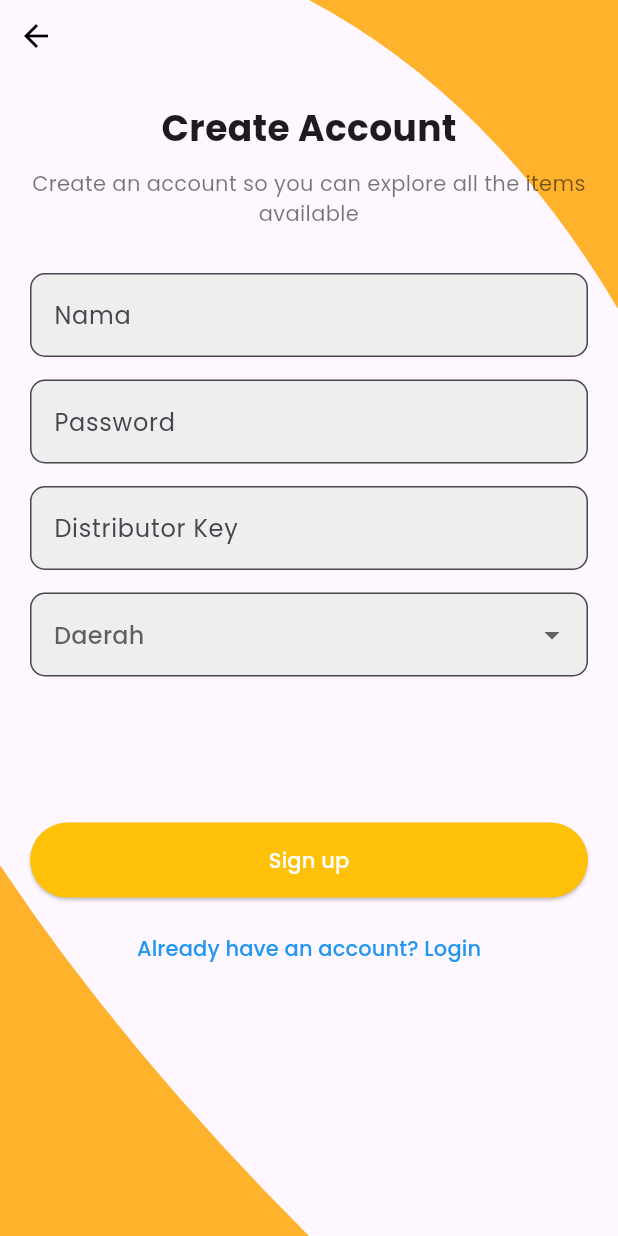
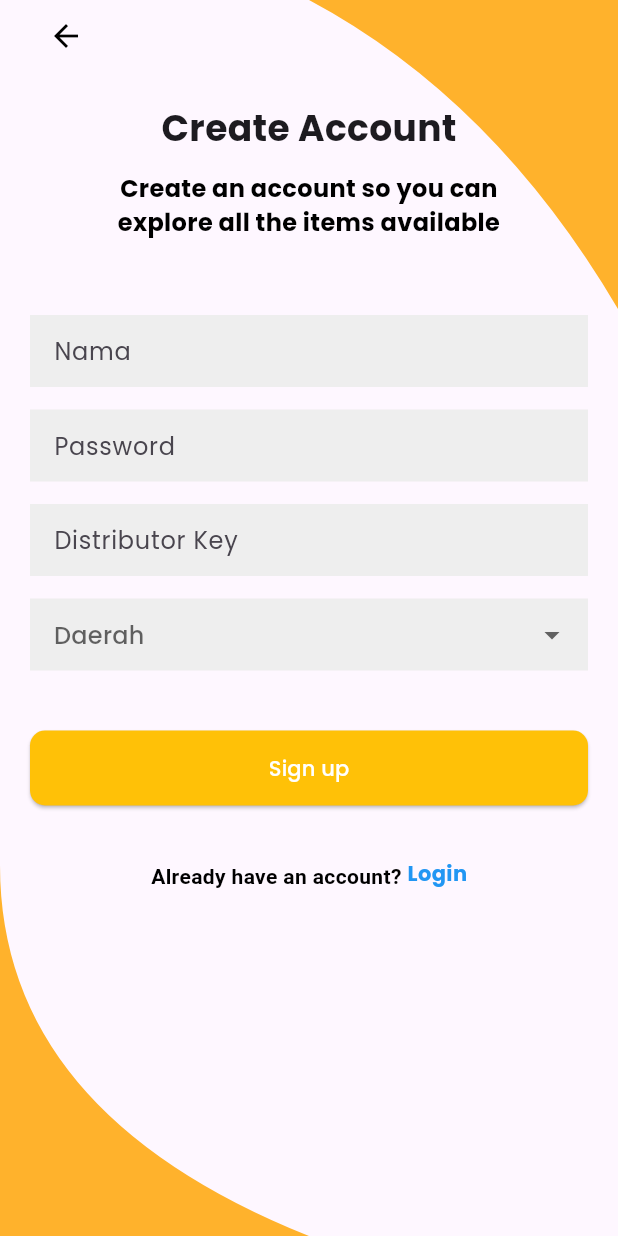
Before and after one commit to sortascary/pesanbuku_app, a Flutter app: the RegisterPage screen opened by its route, on a phone screen of 412 x 824 dp. Run offline on Flutter 3.47's test engine with Material 3 defaults, Android fonts, the phone set to English and light mode, and no system bars; our stand-ins replace firebase_auth, firebase_core, get; accounts and stored records are empty.

Commit message:
Style:[DR] Styling Login and Register Page

```diff
--- a/lib/Bindings/login_binding.dart
+++ b/lib/Bindings/login_binding.dart
@@ -1,5 +1,5 @@
 import 'package:get/get.dart';
-import 'package:pesanbuku_app/Contollers/login_controller.dart';
+import 'package:pesanbuku_app/Controllers/login_controller.dart';
 
 class LoginBinding extends Bindings {
   @override
--- a/lib/Bindings/register_binding.dart
+++ b/lib/Bindings/register_binding.dart
@@ -1,5 +1,5 @@
 import 'package:get/get.dart';
-import 'package:pesanbuku_app/Contollers/register_controller.dart';
+import 'package:pesanbuku_app/Controllers/register_controller.dart';
 
 class RegisterBinding extends Bindings {
   @override
--- a/lib/Bindings/test_register_Binding.dart
+++ b/lib/Bindings/test_register_Binding.dart
@@ -1,5 +1,5 @@
 import 'package:get/get.dart';
-import 'package:pesanbuku_app/Contollers/test_register_controller.dart';
+import 'package:pesanbuku_app/Controllers/test_register_controller.dart';
 
 class TestRegisterBinding extends Bindings{
   @override
--- a/lib/Pages/Register_Page.dart
+++ b/lib/Pages/Register_Page.dart
@@ -1,6 +1,6 @@
 import 'package:flutter/material.dart';
 import 'package:get/get.dart';
-import 'package:pesanbuku_app/Contollers/register_controller.dart';
+import 'package:pesanbuku_app/Controllers/register_controller.dart';
 import 'package:pesanbuku_app/Widgets/custom_painter_background.dart';
 
 class RegisterPage extends StatelessWidget {
@@ -12,14 +12,7 @@ class RegisterPage extends StatelessWidget {
   Widget build(BuildContext context) {
     final RegisterController controller = Get.find<RegisterController>();
 
-    return PopScope(
-      canPop: false,
-      onPopInvokedWithResult: (didPop, result) {
-        if (!didPop) {
-          Get.offAllNamed('/onboarding');
-        }
-      },
-      child: Scaffold(
+    return Scaffold(
       body: Stack(
         children: [
           Positioned.fill(
@@ -28,34 +21,41 @@ class RegisterPage extends StatelessWidget {
             ),
           ),
           SafeArea(
+            child: Padding(
+              padding: const EdgeInsets.symmetric(horizontal: 20.0),
               child: Column(
+                crossAxisAlignment: CrossAxisAlignment.start,
                 children: [
-                  Align(
-                    alignment: Alignment.topLeft,
-                    child: IconButton(
+                  IconButton(
                     icon: Icon(Icons.arrow_back, color: Colors.black),
                     onPressed: () => Get.offAllNamed('/onboarding'),
                   ),
-                  ),
-                  Expanded(
-                    child: SingleChildScrollView(
-                      padding: const EdgeInsets.all(20.0),
+                  SizedBox(height: 20),
+                  Center(
                     child: Column(
-                        mainAxisAlignment: MainAxisAlignment.spaceBetween,
                       children: [
                         Text(
                           "Create Account",
                           style: TextStyle(
                               fontSize: 24, fontWeight: FontWeight.bold),
                         ),
-                          SizedBox(height: 10),
+                        SizedBox(height: 12),
                         Text(
-                            "Create an account so you can explore all the items available",
+                          "Create an account so you can\nexplore all the items available",
                           textAlign: TextAlign.center,
-                            style:
-                                TextStyle(fontSize: 14, color: Colors.black54),
+                          style: TextStyle(
+                              fontSize: 16,
+                              fontWeight: FontWeight.bold,
+                              color: Colors.black),
                         ),
-                          SizedBox(height: 30),
+                        SizedBox(height: 50),
+                      ],
+                    ),
+                  ),
+                  Expanded(
+                    child: SingleChildScrollView(
+                      child: Column(
+                        children: [
                           if (userType == 'distributor') ...[
                             buildTextField(controller.nameController, "Nama"),
                             buildTextField(
@@ -65,18 +65,17 @@ class RegisterPage extends StatelessWidget {
                                 controller.keyController, "Distributor Key"),
                           ] else if (userType == 'sekolah') ...[
                             buildTextField(controller.schoolNameController,
-                                "Nama Sekolah"),
+                                "Nama sekolah"),
                             buildTextField(controller.headNameController,
-                                "Kepala Sekolah"),
+                                "Kepala/Perwakilan sekolah"),
                             buildTextField(
                                 controller.passwordController, "Password",
                                 isPassword: true),
                             buildTextField(
-                                controller.phoneController, "Nomor Telepon/WA"),
+                                controller.phoneController, "Nomor Telp/WA"),
                           ],
                           buildDropdown(controller),
-                          SizedBox(
-                              height: MediaQuery.of(context).size.height * 0.1),
+                          SizedBox(height: 25),
                           Obx(() => ElevatedButton(
                                 onPressed: controller.isLoading.value
                                     ? null
@@ -91,6 +90,9 @@ class RegisterPage extends StatelessWidget {
                                 style: ElevatedButton.styleFrom(
                                   backgroundColor: Colors.amber,
                                   minimumSize: Size(double.infinity, 50),
+                                  shape: RoundedRectangleBorder(
+                                    borderRadius: BorderRadius.circular(10),
+                                  ),
                                 ),
                                 child: controller.isLoading.value
                                     ? CircularProgressIndicator(
@@ -98,9 +100,20 @@ class RegisterPage extends StatelessWidget {
                                     : Text("Sign up",
                                         style: TextStyle(color: Colors.white)),
                               )),
-                          SizedBox(height: 10),
-                          TextButton(
-                            onPressed: () {
+                          SizedBox(height: 35),
+                          Center(
+                            child: Text.rich(
+                              TextSpan(
+                                text: "Already have an account? ",
+                                style: TextStyle(
+                                  color: Colors.black,
+                                  fontSize: 14,
+                                  fontWeight: FontWeight.bold,
+                                ),
+                                children: [
+                                  WidgetSpan(
+                                    child: GestureDetector(
+                                      onTap: () {
                                         if (userType == 'sekolah') {
                                           Get.toNamed('/loginSekolah');
                                         } else {
@@ -108,9 +121,13 @@ class RegisterPage extends StatelessWidget {
                                         }
                                       },
                                       child: Text(
-                              "Already have an account? Login",
-                              style:
-                                  TextStyle(color: Colors.blue, fontSize: 14),
+                                        "Login",
+                                        style: TextStyle(
+                                          color: Colors.blue,
+                                          fontSize: 14,
+                                          fontWeight: FontWeight.bold,
+                                        ),
+                                      ),
                                     ),
                                   ),
                                 ],
@@ -120,8 +137,12 @@ class RegisterPage extends StatelessWidget {
                         ],
                       ),
                     ),
+                  ),
                 ],
               ),
+            ),
+          ),
+        ],
       ),
     );
   }
@@ -135,7 +156,7 @@ class RegisterPage extends StatelessWidget {
         obscureText: isPassword,
         decoration: InputDecoration(
           hintText: hint,
-          border: OutlineInputBorder(borderRadius: BorderRadius.circular(10)),
+          border: InputBorder.none,
           filled: true,
           fillColor: Colors.grey[200],
         ),
@@ -160,7 +181,7 @@ class RegisterPage extends StatelessWidget {
           controller.selectedRegion.value = value!;
         },
         decoration: InputDecoration(
-          border: OutlineInputBorder(borderRadius: BorderRadius.circular(10)),
+          border: InputBorder.none,
           filled: true,
           fillColor: Colors.grey[200],
           hintText: "Daerah",
--- a/lib/Pages/test_OTP_page.dart
+++ b/lib/Pages/test_OTP_page.dart
@@ -1,6 +1,6 @@
 import 'package:flutter/material.dart';
 import 'package:get/get.dart';
-import 'package:pesanbuku_app/Contollers/test_register_controller.dart';
+import 'package:pesanbuku_app/Controllers/test_register_controller.dart';
 
 class TestOtpPage extends StatelessWidget {
   const TestOtpPage({super.key});
--- a/lib/Pages/test_register_page.dart
+++ b/lib/Pages/test_register_page.dart
@@ -1,6 +1,6 @@
 import 'package:flutter/material.dart';
 import 'package:get/get.dart';
-import 'package:pesanbuku_app/Contollers/test_register_controller.dart';
+import 'package:pesanbuku_app/Controllers/test_register_controller.dart';
 
 class TestRegisterPage extends StatelessWidget {
   const TestRegisterPage({super.key});
--- a/lib/Routes/Routes.dart
+++ b/lib/Routes/Routes.dart
@@ -27,7 +27,7 @@ class AppPages {
     ),
     GetPage(
       name: MyRoutes.loginSekolah,
-      page: () => LoginPage(userType: 'sekolah'),
+       page: () => LoginPage(userType: 'sekolah'),
       binding: LoginBinding(),
     ),
     GetPage(
@@ -38,6 +38,7 @@ class AppPages {
     GetPage(
       name: MyRoutes.onBoarding,
       page: () => OnboardingScreen(),
+      binding: RegisterBinding(),
     ),
     GetPage(
       name: MyRoutes.registerSekolah,
--- a/lib/Widgets/custom_painter_background.dart
+++ b/lib/Widgets/custom_painter_background.dart
@@ -8,7 +8,7 @@ class BackgroundPainter extends CustomPainter {
     Path leftBottomPath = Path();
     leftBottomPath.moveTo(0, size.height * 0.7);
     leftBottomPath.quadraticBezierTo(
-      size.width * 0.2, size.height * 0.85,
+      size.width * 0, size.height * 0.90,
       size.width * 0.5, size.height,
     );
     leftBottomPath.lineTo(0, size.height);
```
Also changed, not shown: lib/Pages/Login_page.dart (+76 -77 lines), lib/Controllers/login_controller.dart (renamed from lib/Contollers/login_controller.dart), lib/Controllers/register_controller.dart (renamed from lib/Contollers/register_controller.dart), lib/Controllers/test_register_controller.dart (renamed from lib/Contollers/test_register_controller.dart), 4 other files. Lines whose indentation alone changed are shown as unchanged.
